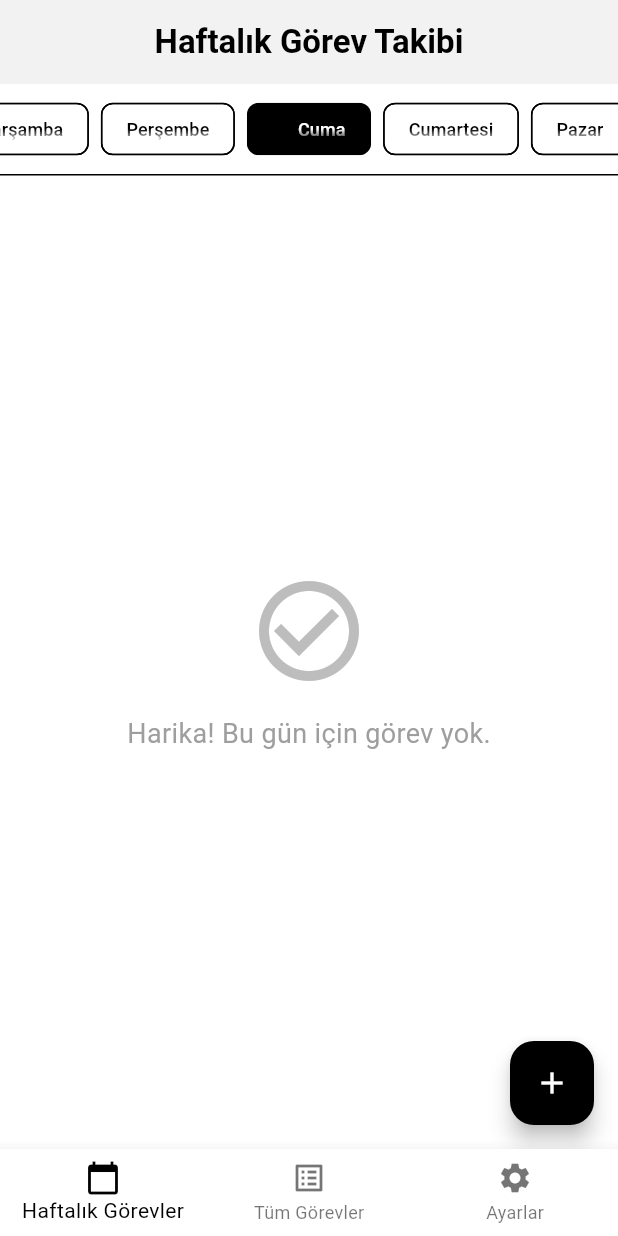
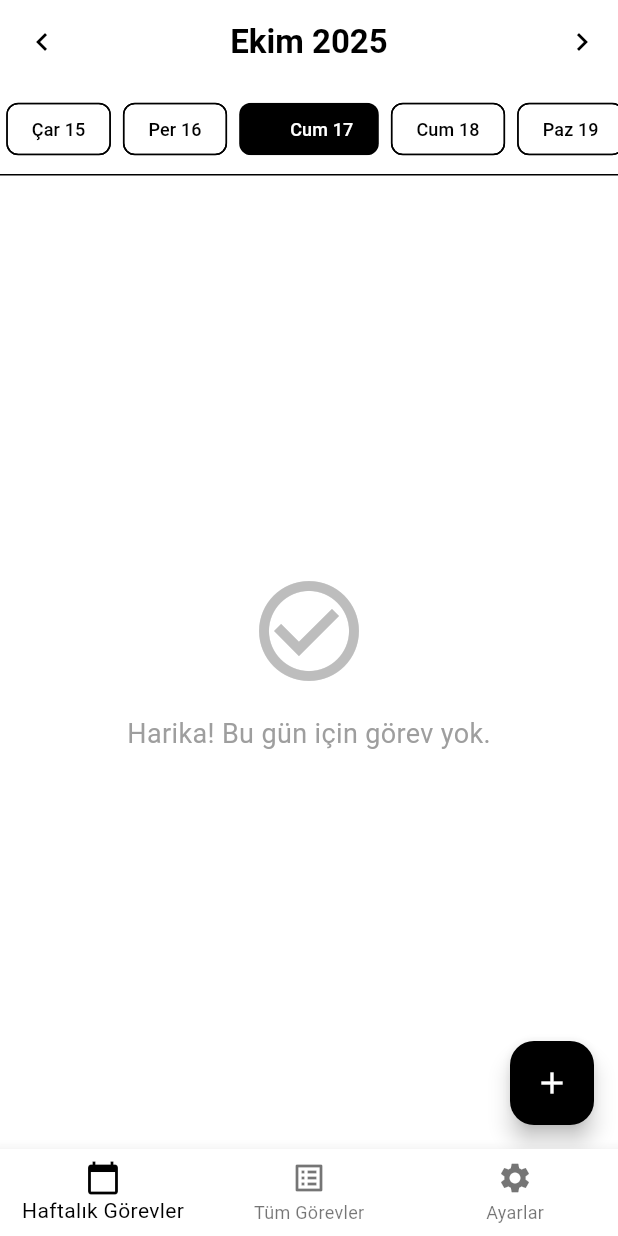
Before and after one commit to koksal100/tracker, a Flutter app: the screen it shows after launch, on a phone screen of 412 x 824 dp. Run offline on Flutter 3.47's test engine with Material 3 defaults, Android fonts, the phone set to English and light mode, and no system bars; our stand-ins replace shared_preferences.

Commit message:
daha fazla gün eklenmesi

```diff
--- a/lib/main.dart
+++ b/lib/main.dart
@@ -1,4 +1,7 @@
+
 import 'package:flutter/material.dart';
+import 'package:flutter_localizations/flutter_localizations.dart';
+import 'package:intl/date_symbol_data_local.dart';
 import 'package:shared_preferences/shared_preferences.dart';
 import 'package:trackerapp/screens/all_tasks_screen.dart';
 import 'package:trackerapp/screens/home_screen.dart';
@@ -6,6 +9,7 @@ import 'package:trackerapp/screens/settings_screen.dart';
 
 void main() async {
   WidgetsFlutterBinding.ensureInitialized();
+  await initializeDateFormatting('tr_TR', null);
   final prefs = await SharedPreferences.getInstance();
   final themeIndex = prefs.getInt('themeMode') ?? 0; // Default to light (index 0)
   themeNotifier.value = ThemeMode.values[themeIndex];
@@ -24,6 +28,14 @@ class MyApp extends StatelessWidget {
       builder: (context, currentMode, child) {
         return MaterialApp(
           title: 'Görev Takip',
+          localizationsDelegates: const [
+            GlobalMaterialLocalizations.delegate,
+            GlobalWidgetsLocalizations.delegate,
+            GlobalCupertinoLocalizations.delegate,
+          ],
+          supportedLocales: const [
+            Locale('tr', 'TR'),
+          ],
           theme: ThemeData(
             brightness: Brightness.light,
             colorScheme: const ColorScheme.light(
--- a/lib/screens/home_screen.dart
+++ b/lib/screens/home_screen.dart
@@ -1,9 +1,8 @@
-
 import 'dart:convert';
 import 'package:flutter/material.dart';
+import 'package:intl/intl.dart';
 import 'package:shared_preferences/shared_preferences.dart';
 import '../models/task.dart';
-import '../widgets/custom_app_bar.dart';
 
 class HomeScreen extends StatefulWidget {
   const HomeScreen({super.key});
@@ -16,10 +15,7 @@ class _HomeScreenState extends State<HomeScreen> {
   late PageController _pageController;
   final List<GlobalKey> _dayKeys = List.generate(7, (_) => GlobalKey());
 
-  final Map<String, List<Task>> _tasks = {
-    'Pazartesi': [], 'Salı': [], 'Çarşamba': [], 'Perşembe': [],
-    'Cuma': [], 'Cumartesi': [], 'Pazar': [],
-  };
+  final Map<String, List<Task>> _tasks = {};
 
   final List<String> _dayNames = [
     'Pazartesi', 'Salı', 'Çarşamba', 'Perşembe', 'Cuma', 'Cumartesi', 'Pazar'
@@ -27,21 +23,24 @@ class _HomeScreenState extends State<HomeScreen> {
 
   List<String> _weekDayLabels = [];
 
-  String _selectedDay = 'Pazartesi';
+  DateTime _focusedDate = DateTime.now();
+  final DateTime _initialDate = DateTime.now();
+
   int _selectedIndex = 0;
 
   @override
   void initState() {
     super.initState();
-    _generateWeekDayLabels();
     _loadTasks();
 
-    _selectedIndex = DateTime.now().weekday - 1;
-    _selectedDay = _dayNames[_selectedIndex];
+    _selectedIndex = _focusedDate.weekday - 1;
     _pageController = PageController(initialPage: _selectedIndex);
+    _generateWeekDayLabels();
 
     WidgetsBinding.instance.addPostFrameCallback((_) {
-      _scrollToSelectedDay(_selectedIndex);
+      if (mounted) {
+        _scrollToSelectedDay(_selectedIndex);
+      }
     });
   }
 
@@ -49,6 +48,14 @@ class _HomeScreenState extends State<HomeScreen> {
   void dispose() {
     _pageController.dispose();
     super.dispose();
+  }
+
+  String _getDateKey(DateTime date) {
+    return DateFormat('yyyy-MM-dd').format(date);
+  }
+
+  DateTime _getStartOfWeek(DateTime date) {
+    return date.subtract(Duration(days: date.weekday - 1));
   }
 
   void _scrollToSelectedDay(int index) {
@@ -63,7 +70,6 @@ class _HomeScreenState extends State<HomeScreen> {
     }
   }
 
-  // --- Persistence Methods ---
   Future<void> _saveTasks() async {
     final prefs = await SharedPreferences.getInstance();
     final Map<String, dynamic> tasksToSave = _tasks.map(
@@ -90,21 +96,21 @@ class _HomeScreenState extends State<HomeScreen> {
       });
     });
   }
-  // --- End Persistence Methods ---
 
   void _generateWeekDayLabels() {
-    final now = DateTime.now();
-    final startOfWeek = now.subtract(Duration(days: now.weekday - 1));
-
+    final startOfWeek = _getStartOfWeek(_focusedDate);
     _weekDayLabels = List.generate(7, (index) {
       final date = startOfWeek.add(Duration(days: index));
       final dayName = _dayNames[index];
-      final formattedDate = '${date.day.toString().padLeft(2, '0')}.${date.month.toString().padLeft(2, '0')}';
-      return '$dayName\n$formattedDate'; // Use newline for better layout
+      return '${dayName.substring(0, 3)} ${date.day}';
     });
   }
 
   void _addTask(String name, String description, TimeOfDay? time, TaskPriority priority) {
+    final startOfWeek = _getStartOfWeek(_focusedDate);
+    final selectedDate = startOfWeek.add(Duration(days: _selectedIndex));
+    final dateKey = _getDateKey(selectedDate);
+
     final newTask = Task(
       id: DateTime.now().toString(),
       name: name,
@@ -113,7 +119,11 @@ class _HomeScreenState extends State<HomeScreen> {
       priority: priority,
     );
     setState(() {
-      _tasks[_selectedDay]?.add(newTask);
+      if (_tasks.containsKey(dateKey)) {
+        _tasks[dateKey]!.add(newTask);
+      } else {
+        _tasks[dateKey] = [newTask];
+      }
     });
     _saveTasks();
   }
@@ -150,11 +160,7 @@ class _HomeScreenState extends State<HomeScreen> {
     return List.generate(count, (index) {
       return Padding(
         padding: const EdgeInsets.only(left: 2.0),
-        child: Icon(
-          Icons.circle,
-          color: color,
-          size: 12,
-        ),
+        child: Icon(Icons.circle, color: color, size: 12),
       );
     });
   }
@@ -165,13 +171,17 @@ class _HomeScreenState extends State<HomeScreen> {
     TimeOfDay? selectedTime;
     TaskPriority selectedPriority = TaskPriority.medium;
 
+    final startOfWeek = _getStartOfWeek(_focusedDate);
+    final selectedDate = startOfWeek.add(Duration(days: _selectedIndex));
+    final title = '${DateFormat('d MMMM', 'tr_TR').format(selectedDate)} için Yeni Görev';
+
     showDialog(
       context: context,
       builder: (context) {
         return StatefulBuilder(
           builder: (context, setDialogState) {
             return AlertDialog(
-              title: Center(child: Text('$_selectedDay için Yeni Görev Ekle')),
+              title: Center(child: Text(title)),
               content: SizedBox(
                 width: MediaQuery.of(context).size.width * 0.5,
                 child: SingleChildScrollView(
@@ -192,21 +202,13 @@ class _HomeScreenState extends State<HomeScreen> {
                       const SizedBox(height: 16),
                       DropdownButtonFormField<TaskPriority>(
                         value: selectedPriority,
-                        decoration: const InputDecoration(
-                          labelText: 'Önem Derecesi',
-                          border: OutlineInputBorder(),
-                        ),
+                        decoration: const InputDecoration(labelText: 'Önem Derecesi', border: OutlineInputBorder()),
                         items: TaskPriority.values.map((priority) {
-                          return DropdownMenuItem(
-                            value: priority,
-                            child: Text(priority.displayName),
-                          );
+                          return DropdownMenuItem(value: priority, child: Text(priority.displayName));
                         }).toList(),
                         onChanged: (newValue) {
                           if (newValue != null) {
-                            setDialogState(() {
-                              selectedPriority = newValue;
-                            });
+                            setDialogState(() => selectedPriority = newValue);
                           }
                         },
                       ),
@@ -222,9 +224,7 @@ class _HomeScreenState extends State<HomeScreen> {
                               initialTime: selectedTime ?? TimeOfDay.now(),
                             );
                             if (picked != null) {
-                              setDialogState(() {
-                                selectedTime = picked;
-                              });
+                              setDialogState(() => selectedTime = picked);
                             }
                           },
                         ),
@@ -234,22 +234,12 @@ class _HomeScreenState extends State<HomeScreen> {
                 ),
               ),
               actions: [
-                TextButton(
-                  onPressed: () => Navigator.of(context).pop(),
-                  child: const Text('İptal'),
-                ),
+                TextButton(onPressed: () => Navigator.of(context).pop(), child: const Text('İptal')),
                 ElevatedButton(
-                  style: ElevatedButton.styleFrom(
-                    padding: const EdgeInsets.symmetric(horizontal: 24)
-                  ),
+                  style: ElevatedButton.styleFrom(padding: const EdgeInsets.symmetric(horizontal: 24)),
                   onPressed: () {
                     if (nameController.text.isNotEmpty) {
-                      _addTask(
-                        nameController.text,
-                        descriptionController.text,
-                        selectedTime,
-                        selectedPriority,
-                      );
+                      _addTask(nameController.text, descriptionController.text, selectedTime, selectedPriority);
                       Navigator.of(context).pop();
                     }
                   },
@@ -284,9 +274,7 @@ class _HomeScreenState extends State<HomeScreen> {
         return Card(
           elevation: 1.0,
           margin: const EdgeInsets.symmetric(horizontal: 8.0, vertical: 5.0),
-          shape: RoundedRectangleBorder(
-            borderRadius: BorderRadius.circular(8),
-          ),
+          shape: RoundedRectangleBorder(borderRadius: BorderRadius.circular(8)),
           child: ListTile(
             contentPadding: const EdgeInsets.symmetric(horizontal: 16.0, vertical: 8.0),
             title: Text(task.name, style: const TextStyle(fontWeight: FontWeight.bold)),
@@ -294,9 +282,7 @@ class _HomeScreenState extends State<HomeScreen> {
             leading: Checkbox(
               value: task.isCompleted,
               onChanged: (val) {
-                setState(() {
-                  task.isCompleted = val ?? false;
-                });
+                setState(() => task.isCompleted = val ?? false);
                 _saveTasks();
               },
               activeColor: _getPriorityColor(task.priority),
@@ -321,9 +307,38 @@ class _HomeScreenState extends State<HomeScreen> {
   @override
   Widget build(BuildContext context) {
     final theme = Theme.of(context);
+    final weekDifference = _getStartOfWeek(_focusedDate).difference(_getStartOfWeek(_initialDate)).inDays;
+    final canGoBack = weekDifference > -7;
+    final canGoForward = weekDifference < 7;
 
     return Scaffold(
-      appBar: const CustomAppBar(title: 'Haftalık Görev Takibi'),
+      appBar: AppBar(
+        leading: canGoBack
+            ? IconButton(
+                icon: const Icon(Icons.chevron_left),
+                onPressed: () => setState(() {
+                  _focusedDate = _focusedDate.subtract(const Duration(days: 7));
+                  _generateWeekDayLabels();
+                }),
+              )
+            : const SizedBox(width: 48),
+        title: Text(
+          DateFormat.yMMMM('tr_TR').format(_focusedDate),
+          style: const TextStyle(fontSize: 22, fontWeight: FontWeight.bold),
+        ),
+        centerTitle: true,
+        actions: [
+          canGoForward
+              ? IconButton(
+                  icon: const Icon(Icons.chevron_right),
+                  onPressed: () => setState(() {
+                    _focusedDate = _focusedDate.add(const Duration(days: 7));
+                    _generateWeekDayLabels();
+                  }),
+                )
+              : const SizedBox(width: 48), // Balance the leading button
+        ],
+      ),
       body: Column(
         children: [
           Container(
@@ -334,7 +349,6 @@ class _HomeScreenState extends State<HomeScreen> {
               itemCount: _weekDayLabels.length,
               itemBuilder: (context, index) {
                 final dayLabel = _weekDayLabels[index];
-                final dayName = _dayNames[index];
                 final isSelected = _selectedIndex == index;
 
                 return Padding(
@@ -346,15 +360,8 @@ class _HomeScreenState extends State<HomeScreen> {
                     selected: isSelected,
                     onSelected: (bool selected) {
                       if (selected) {
-                        setState(() {
-                          _selectedIndex = index;
-                          _selectedDay = dayName;
-                        });
-                        _pageController.animateToPage(
-                          index,
-                          duration: const Duration(milliseconds: 300),
-                          curve: Curves.easeInOut,
-                        );
+                        setState(() => _selectedIndex = index);
+                        _pageController.animateToPage(index, duration: const Duration(milliseconds: 300), curve: Curves.easeInOut);
                         _scrollToSelectedDay(index);
                       }
                     },
@@ -371,15 +378,14 @@ class _HomeScreenState extends State<HomeScreen> {
               controller: _pageController,
               itemCount: _dayNames.length,
               onPageChanged: (index) {
-                setState(() {
-                  _selectedIndex = index;
-                  _selectedDay = _dayNames[index];
-                });
+                setState(() => _selectedIndex = index);
                 _scrollToSelectedDay(index);
               },
               itemBuilder: (context, index) {
-                final dayName = _dayNames[index];
-                final tasksForDay = _tasks[dayName] ?? [];
+                final startOfWeek = _getStartOfWeek(_focusedDate);
+                final dateForPage = startOfWeek.add(Duration(days: index));
+                final dateKey = _getDateKey(dateForPage);
+                final tasksForDay = _tasks[dateKey] ?? [];
                 return _buildTaskList(tasksForDay);
               },
             ),
--- a/pubspec.yaml
+++ b/pubspec.yaml
@@ -30,11 +30,14 @@ environment:
 dependencies:
   flutter:
     sdk: flutter
+  flutter_localizations:
+    sdk: flutter
 
   # The following adds the Cupertino Icons font to your application.
   # Use with the CupertinoIcons class for iOS style icons.
   cupertino_icons: ^1.0.8
   shared_preferences: ^2.5.3
+  intl: ^0.20.2
 
 dev_dependencies:
   flutter_test:
```
Also changed, not shown: pubspec.lock.
